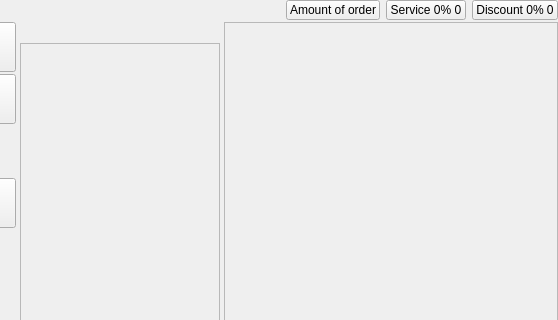
The window that Waiter/dlgorder.ui (End1-1/Cafe5) describes before a commit, drawn with Qt 5; both pictures show x 852 to 1410 and y 0 to 320 of the 1410 by 775 pixel window.
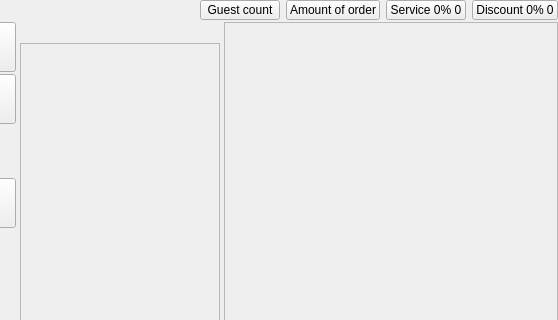
The same window after the commit. Icons and pictures are not drawn. Custom widgets are drawn as their Qt base class.

The edit to the form file:
```diff
--- a/Waiter/dlgorder.ui
+++ b/Waiter/dlgorder.ui
@@ -3344,6 +3344,19 @@
         </property>
        </spacer>
       </item>
+      <item>
+       <widget class="QPushButton" name="btnSit">
+        <property name="sizePolicy">
+         <sizepolicy hsizetype="Minimum" vsizetype="Minimum">
+          <horstretch>0</horstretch>
+          <verstretch>0</verstretch>
+         </sizepolicy>
+        </property>
+        <property name="text">
+         <string>Guest count</string>
+        </property>
+       </widget>
+      </item>
       <item>
        <widget class="QPushButton" name="btnBillWithoutService">
         <property name="sizePolicy">
```
Left out of the diff: 34 changed lines with no effect on the pictures.
